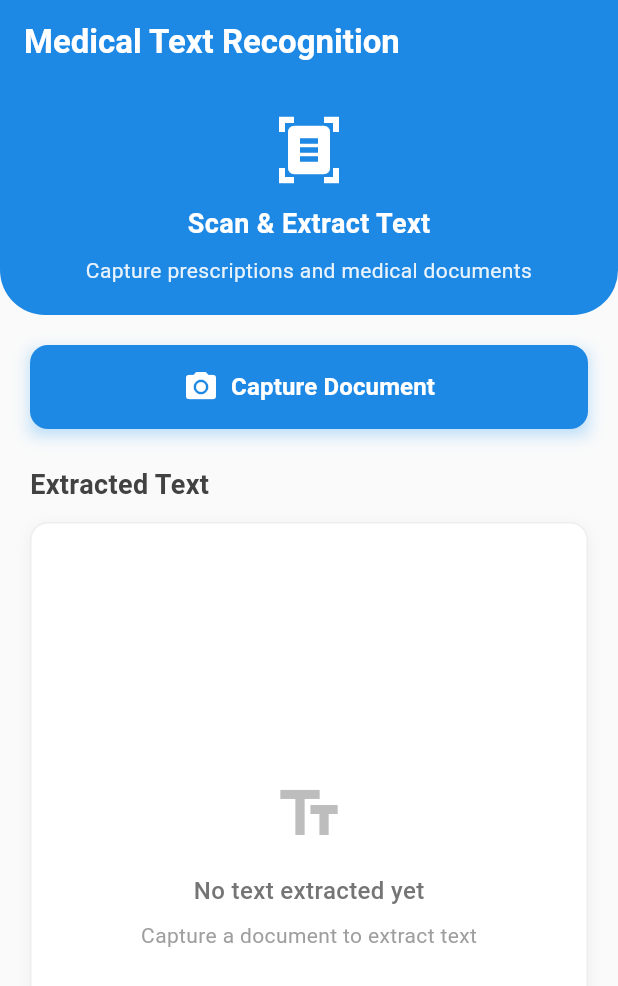
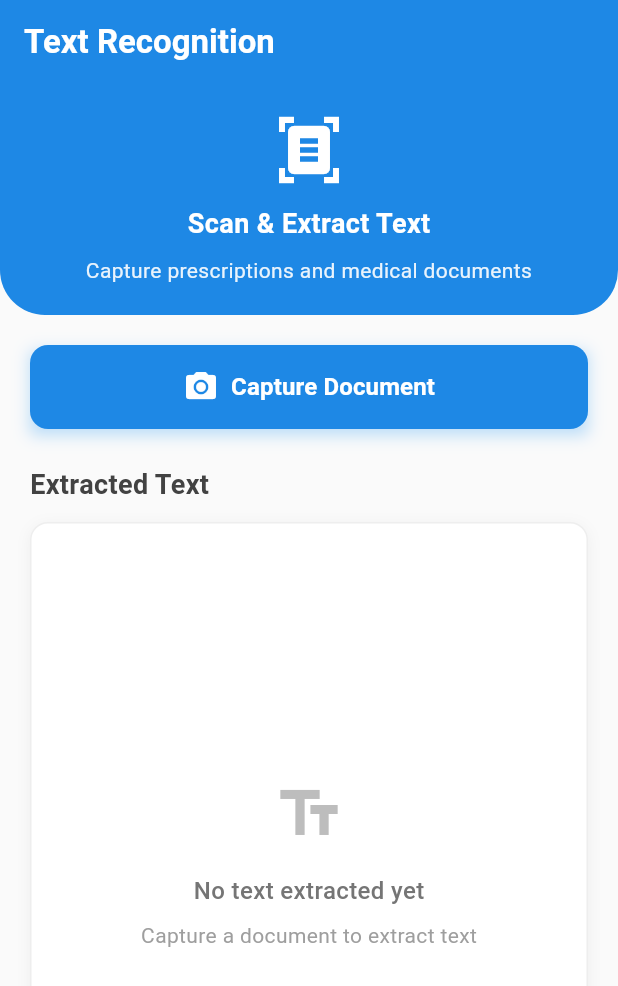
Before and after one commit to IftikharSikder/OCR-Text-Reader, a Flutter app: the screen it shows after launch, on a phone screen of 412 x 824 dp. Shown: the top 986 px of the screen. Run offline on Flutter 3.47's test engine with Material 3 defaults, Android fonts, the phone set to English and light mode, and no system bars; our stand-ins replace image_picker; missing offline and left inert: google_mlkit_text_recognition.

Commit message:
Modified ocr_screen

```diff
--- a/lib/ocr_screen.dart
+++ b/lib/ocr_screen.dart
@@ -231,7 +231,7 @@ class _OCRScreenState extends State<OCRScreen> {
       backgroundColor: Colors.grey[50],
       appBar: AppBar(
         title: Text(
-          'Medical Text Recognition',
+          'Text Recognition',
           style: TextStyle(fontWeight: FontWeight.w600, color: Colors.white),
         ),
         backgroundColor: Colors.blue.shade600,
```
Also changed, not shown: pubspec.lock.
